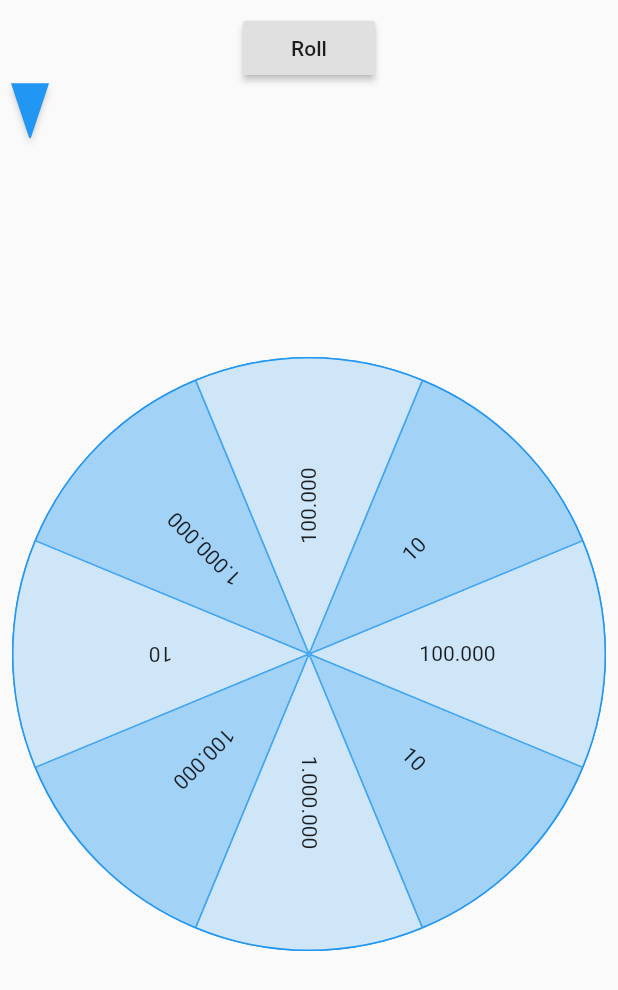
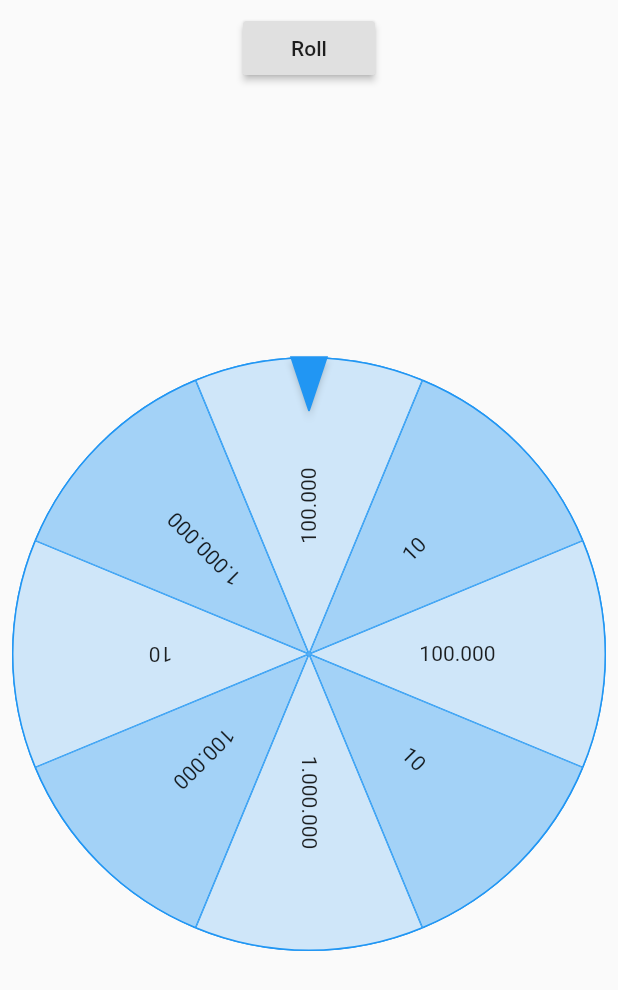
Before and after one commit to kevlatus/flutter_fortune_wheel, a Flutter app: the screen it shows after launch, on a phone screen of 412 x 824 dp. Shown: the top 990 px of the screen. Run offline on Flutter 3.47's test engine with Material 2 defaults, Android fonts, the phone set to English and light mode, and no system bars.

Commit message:
feat: add margins for diagonal indicator positions

```diff
--- a/lib/src/fortune_wheel.dart
+++ b/lib/src/fortune_wheel.dart
@@ -1,3 +1,5 @@
+import 'dart:math' as Math;
+
 import 'package:flutter/material.dart';
 
 import 'indicator.dart';
@@ -22,7 +24,7 @@ class FortuneWheel extends StatefulWidget {
     this.maxDuration = const Duration(seconds: 3),
     this.indicators = const <FortuneWheelIndicator>[
       const FortuneWheelIndicator(
-        alignment: Alignment.topLeft,
+        alignment: Alignment.topCenter,
         child: const TriangleIndicator(),
       ),
     ],
@@ -66,25 +68,49 @@ class _FortuneWheelState extends State<FortuneWheel>
     }
 
     final smallerSide = getSmallerSide(constraints);
+    final radius = smallerSide / 2;
+    final marginX = (constraints.maxWidth - smallerSide) / 2;
+    final marginY = (constraints.maxHeight - smallerSide) / 2;
+    final topRightCircleX = (radius - Math.cos(Math.pi / 4) * radius);
+    final topRightCircleY = (radius - Math.sin(Math.pi / 4) * radius);
     Offset offset = Offset(0, 0);
+    double angle = 0;
     if (indicator.alignment == Alignment.topCenter) {
-      offset = Offset(0, (constraints.maxHeight - smallerSide) / 2);
+      offset = Offset(0, marginY);
     }
     if (indicator.alignment == Alignment.bottomCenter) {
-      offset = Offset(0, -(constraints.maxHeight - smallerSide) / 2);
+      offset = Offset(0, -marginY);
     }
     if (indicator.alignment == Alignment.centerLeft) {
-      offset = Offset((constraints.maxWidth - smallerSide) / 2, 0);
+      offset = Offset(marginX, 0);
     }
     if (indicator.alignment == Alignment.centerRight) {
-      offset = Offset(-(constraints.maxWidth - smallerSide) / 2, 0);
+      offset = Offset(-marginX, 0);
     }
-    // TODO: implement topLeft, topRight, bottomLeft and bottomRight alignments
+    if (indicator.alignment == Alignment.topLeft) {
+      offset = Offset(marginX + topRightCircleX, marginY + topRightCircleY);
+      angle = -Math.pi * 0.25;
+    }
+    if (indicator.alignment == Alignment.topRight) {
+      offset = Offset(marginX - topRightCircleX, marginY + topRightCircleY);
+      angle = Math.pi * 0.25;
+    }
+    if (indicator.alignment == Alignment.bottomRight) {
+      offset = Offset(marginX - topRightCircleX, -marginY - topRightCircleY);
+      angle = Math.pi * 0.75;
+    }
+    if (indicator.alignment == Alignment.bottomLeft) {
+      offset = Offset(marginX + topRightCircleX, -marginY - topRightCircleY);
+      angle = Math.pi * 1.25;
+    }
     return Align(
       alignment: indicator.alignment,
       child: Transform.translate(
         offset: offset,
-        child: indicator.child,
+        child: Transform.rotate(
+          angle: angle,
+          child: indicator.child,
+        ),
       ),
     );
   }
```
